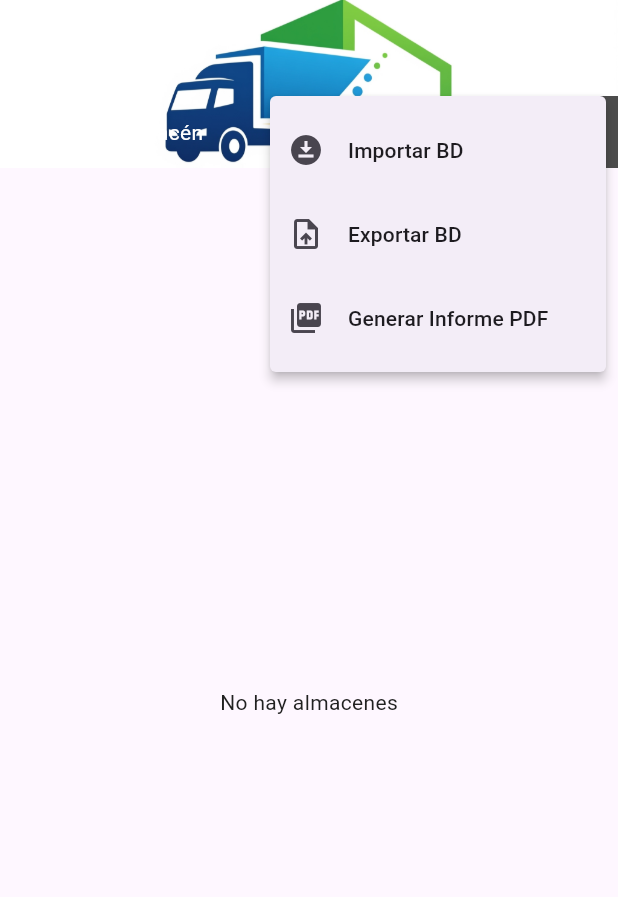
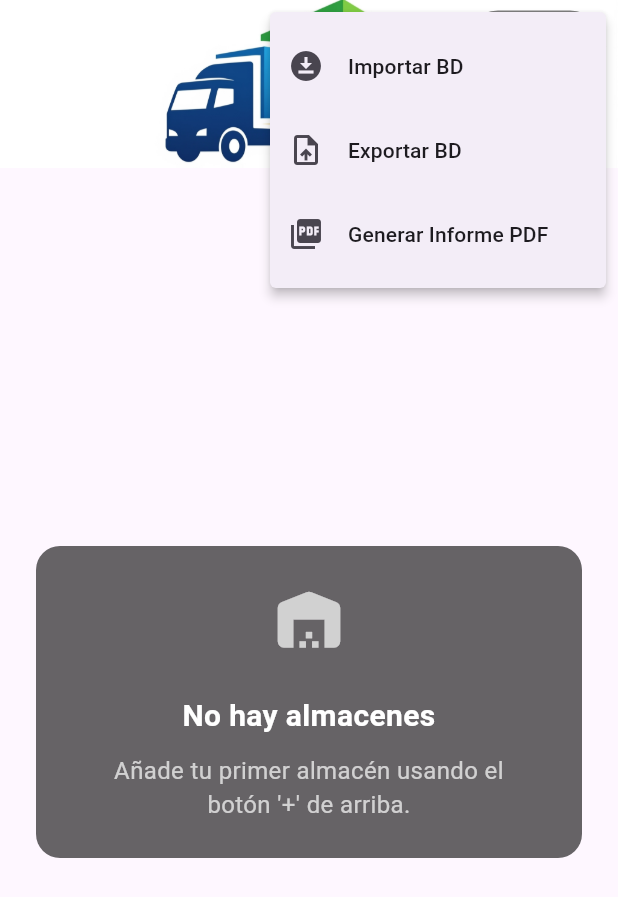
Before and after one commit to alvarolg2/Jar, a Flutter app: the screen it shows after launch, after a tap on the "more vert" icon, on a phone screen of 412 x 824 dp. Shown: the top 897 px of the screen. Run offline on Flutter 3.47's test engine with Material 3 defaults, Android fonts, the phone set to English and light mode, and no system bars; our stand-ins replace file_picker, pdf, share_plus, sqflite, stacked, stacked_services and 1 more; missing offline and left inert: cunning_document_scanner, google_mlkit_text_recognition; accounts and stored records are empty.

Commit message:
[FEAT] redesigned tabs and buttons

```diff
--- a/lib/ui/views/home/home_view.dart
+++ b/lib/ui/views/home/home_view.dart
@@ -4,6 +4,7 @@ import 'package:jar/ui/common/app_colors.dart';
 import 'package:jar/ui/common/ui_helpers.dart';
 import 'package:jar/ui/views/warehouse_detailed/warehouse_details_view.dart';
 import 'package:stacked/stacked.dart';
+
 import 'home_viewmodel.dart';
 
 enum _MenuOptions { import, export, generateReport }
@@ -36,6 +37,41 @@ class _HomeViewState extends State<HomeView> with TickerProviderStateMixin {
 
         return Scaffold(
           appBar: AppBar(
+            actions: [
+              Padding(
+                padding: const EdgeInsets.only(right: 8.0, top: 6.0),
+                child: Container(
+                  decoration: BoxDecoration(
+                    color: Colors.black.withOpacity(0.5),
+                    borderRadius: BorderRadius.circular(25.0),
+                  ),
+                  child: Row(
+                    mainAxisSize: MainAxisSize.min,
+                    children: [
+                      IconButton(
+                        icon: Icon(Icons.warning, color: model.isActivated ? kcDefectiveColor : Colors.white),
+                        onPressed: model.warehouses.isNotEmpty ? model.toggleActivation : null,
+                        tooltip: "Ver palets defectuosos",
+                      ),
+                      PopupMenuButton<_MenuOptions>(
+                        icon: const Icon(Icons.more_vert, color: Colors.white),
+                        tooltip: "Más opciones",
+                        onSelected: (value) {
+                          if (value == _MenuOptions.import) model.importDatabase();
+                          else if (value == _MenuOptions.export) model.exportDatabase();
+                          else if (value == _MenuOptions.generateReport) model.generateAndShareWarehouseReport();
+                        },
+                        itemBuilder: (BuildContext context) => <PopupMenuEntry<_MenuOptions>>[
+                          const PopupMenuItem(value: _MenuOptions.import, child: ListTile(leading: Icon(Icons.download_for_offline), title: Text('Importar BD'))),
+                          const PopupMenuItem(value: _MenuOptions.export, child: ListTile(leading: Icon(Icons.upload_file), title: Text('Exportar BD'))),
+                          const PopupMenuItem(value: _MenuOptions.generateReport, child: ListTile(leading: Icon(Icons.picture_as_pdf), title: Text('Generar Informe PDF'))),
+                        ],
+                      ),
+                    ],
+                  ),
+                ),
+              ),
+            ],
             flexibleSpace: Container(
               decoration: const BoxDecoration(
                 image: DecorationImage(
@@ -56,7 +92,7 @@ class _HomeViewState extends State<HomeView> with TickerProviderStateMixin {
                             isScrollable: true,
                             dividerColor: Colors.transparent,
                             indicator: const BoxDecoration(),
-                            labelColor: model.isActivated ? kcDefectiveShadeColor : null,
+                            padding: const EdgeInsets.only(left: 8),
                             tabs: model.warehouses.map((warehouse) {
                               final index = model.warehouses.indexOf(warehouse);
                               return _BuildCustomTab(
@@ -67,89 +103,99 @@ class _HomeViewState extends State<HomeView> with TickerProviderStateMixin {
                               );
                             }).toList(),
                           )
-                        : Container(
-                            alignment: Alignment.centerLeft,
-                            padding: const EdgeInsets.only(left: 16),
-                            child: const Text("Añade un almacén", style: TextStyle(color: Colors.white)),
+                        : const SizedBox.shrink(),
                   ),
+                  Padding(
+                    padding: const EdgeInsets.symmetric(horizontal: 8.0),
+                    child: Container(
+                       decoration: BoxDecoration(
+                          color: Colors.black.withOpacity(0.5),
+                          shape: BoxShape.circle,
                         ),
-                  Container(
-                    decoration: BoxDecoration(color: Colors.black.withOpacity(0.7)),
-                    child: IconButton(
-                      icon: Icon(Icons.warning, color: model.isActivated ? kcDefectiveColor : Colors.white),
-                      onPressed: model.warehouses.isNotEmpty ? model.toggleActivation : null,
-                      tooltip: "Ver palets defectuosos",
-                    ),
-                  ),
-                  Container(
-                    decoration: BoxDecoration(color: Colors.black.withOpacity(0.7)),
                       child: IconButton(
                         icon: const Icon(Icons.add, color: Colors.white),
                         onPressed: () => _showWarehouseOptions(context, model),
                         tooltip: "Añadir almacén",
                       ),
                     ),
-                  // ✅ REEMPLAZAMOS LOS BOTONES DIRECTOS POR UN MENÚ DESPLEGABLE
-                  Container(
-                    decoration: BoxDecoration(color: Colors.black.withOpacity(0.7)),
-                    child: PopupMenuButton<_MenuOptions>(
-                      icon: const Icon(Icons.more_vert, color: Colors.white),
-                      tooltip: "Más opciones",
-                      onSelected: (value) {
-                        if (value == _MenuOptions.import) {
-                          model.importDatabase();
-                        } else if (value == _MenuOptions.export) {
-                          model.exportDatabase();
-                        } else if (value == _MenuOptions.generateReport) {
-                          model.generateAndShareWarehouseReport();
-                        }
-                      },
-                      itemBuilder: (BuildContext context) => <PopupMenuEntry<_MenuOptions>>[
-                        const PopupMenuItem<_MenuOptions>(
-                          value: _MenuOptions.import,
-                          child: ListTile(
-                            leading: Icon(Icons.download_for_offline),
-                            title: Text('Importar BD'),
-                          ),
-                        ),
-                        const PopupMenuItem<_MenuOptions>(
-                          value: _MenuOptions.export,
-                          child: ListTile(
-                            leading: Icon(Icons.upload_file),
-                            title: Text('Exportar BD'),
-                          ),
-                        ),
-                        const PopupMenuItem<_MenuOptions>(
-                          value: _MenuOptions.generateReport, // ✅ NUEVO ITEM
-                          child: ListTile(
-                            leading: Icon(Icons.picture_as_pdf),
-                            title: Text('Generar Informe PDF'),
-                          ),
                   ),
                 ],
               ),
+            ),
+            backgroundColor: Colors.transparent,
+            elevation: 0,
+          ),
+          body: model.warehouseCount > 0
+              ? TabBarView(
+                  controller: model.tabController,
+                  children: model.warehouses.map((w) {
+                    return Column(
+                      children: [
+                        Expanded(
+                          child: WarehouseDetailsView(warehouse: w, defective: model.isActivated),
+                        ),
+                      ],
+                    );
+                  }).toList(),
+                )
+              : Center(
+    child: Container(
+      padding: const EdgeInsets.symmetric(horizontal: 32.0, vertical: 24.0),
+      margin: const EdgeInsets.symmetric(horizontal: 24.0),
+      decoration: BoxDecoration(
+        color: Colors.black.withOpacity(0.6),
+        borderRadius: BorderRadius.circular(16.0),
+      ),
+      child: const Column(
+        mainAxisSize: MainAxisSize.min,
+        children: [
+          Icon(
+            Icons.warehouse_rounded,
+            size: 50,
+            color: Colors.white70,
+          ),
+          verticalSpaceMedium,
+          Text(
+            "No hay almacenes",
+            style: TextStyle(
+              fontSize: 20,
+              fontWeight: FontWeight.bold,
+              color: Colors.white,
+            ),
+            textAlign: TextAlign.center,
+          ),
+          verticalSpaceSmall,
+          Text(
+            "Añade tu primer almacén usando el botón '+' de arriba.",
+            style: TextStyle(
+              fontSize: 16,
+              color: Colors.white70,
+            ),
+            textAlign: TextAlign.center,
           ),
         ],
       ),
     ),
   ),
-          body: model.warehouseCount > 0
-              ? TabBarView(
-                  controller: model.tabController,
-                  children: model.warehouses.map((warehouse) => WarehouseDetailsView(warehouse: warehouse, defective: model.isActivated)).toList(),
-                )
-              : const Center(child: Text("No hay almacenes", style: TextStyle(color: kcTextColor))),
           floatingActionButton: (model.isActivated != true && model.warehouses.isNotEmpty)
-              ? FloatingActionButton(
+            ? FloatingActionButton.extended(
                 onPressed: () => model.navigateToCreateReceived(context),
                 tooltip: "Añadir recepción",
-                  child: const Icon(Icons.add),
+                backgroundColor: kcPrimaryColorDark,
+                foregroundColor: Colors.white,
+                icon: const Icon(Icons.add),
+                label: const Text(
+                  "Añadir Recepción",
+                  style: TextStyle(fontWeight: FontWeight.bold),
+                ),
+                shape: const StadiumBorder(),
               )
             : null,
         );
       },
     );
   }
+
 }
 
 class _BuildCustomTab extends StatelessWidget {
@@ -170,37 +216,56 @@ class _BuildCustomTab extends StatelessWidget {
     final count = model.palletCounts[warehouse.id] ?? 0;
     final isSelected = model.currentIndex == model.warehouses.indexOf(warehouse);
 
-    return GestureDetector(
+    const selectedColor = Color(0xFF388E3C);
+
+    return Tab(
+      child: GestureDetector(
         onTap: onTap,
         onLongPress: onLongPress,
         child: Container(
           padding: const EdgeInsets.symmetric(horizontal: 12.0, vertical: 8.0),
-        margin: const EdgeInsets.only(top: 8.0),
           decoration: BoxDecoration(
-          color: isSelected ? Colors.blue.withOpacity(0.9) : Colors.black.withOpacity(0.7),
-          borderRadius: const BorderRadius.vertical(top: Radius.circular(8)),
-          border: isSelected ? Border.all(color: Colors.blue, width: 2.0) : null,
+            color: isSelected ? selectedColor : Colors.black.withOpacity(0.6),
+            borderRadius: BorderRadius.circular(25.0),
+            border: isSelected ? Border.all(color: Colors.white, width: 1.5) : null,
           ),
           child: Row(
+            mainAxisSize: MainAxisSize.min,
             children: [
-            Text(warehouse.name ?? "", style: TextStyle(color: isSelected ? Colors.white : Colors.white70)),
-            horizontalSpaceTiny,
+              Flexible(
+                child: Text(
+                  warehouse.name ?? "",
+                  style: const TextStyle(color: Colors.white, fontWeight: FontWeight.bold),
+                  overflow: TextOverflow.ellipsis,
+                ),
+              ),
+              horizontalSpaceSmall,
               Container(
-              width: 30,
-              height: 30,
-              padding: const EdgeInsets.all(4),
+                padding: const EdgeInsets.symmetric(horizontal: 6, vertical: 4),
+                constraints: const BoxConstraints(
+                  minWidth: 24,
+                ),
                 decoration: BoxDecoration(
-                shape: BoxShape.circle,
-                color: model.isActivated ? kcDefectiveColor : kcPrimaryColorDark,
+                  shape: BoxShape.rectangle,
+                  borderRadius: BorderRadius.circular(12),
+                  color: isSelected ? Colors.white : (model.isActivated ? kcDefectiveColor : kcPrimaryColorDark),
                 ),
+                child: Center(
                   child: FittedBox(
+                    fit: BoxFit.scaleDown,
                     child: Text(
                       count.toString(),
-                  style: const TextStyle(color: Colors.white, fontWeight: FontWeight.bold),
+                      style: TextStyle(
+                        color: isSelected ? selectedColor : Colors.white,
+                        fontWeight: FontWeight.bold,
+                        fontSize: 12,
+                      ),
+                    ),
                   ),
                 ),
               ),
             ],
+          ),
         ),
       ),
     );
```
Also changed, not shown: lib/ui/common/database_helper.dart (+4 -9 lines), lib/ui/views/warehouse_detailed/warehouse_details_view.dart (+129 -70 lines). Lines whose indentation alone changed are shown as unchanged.
